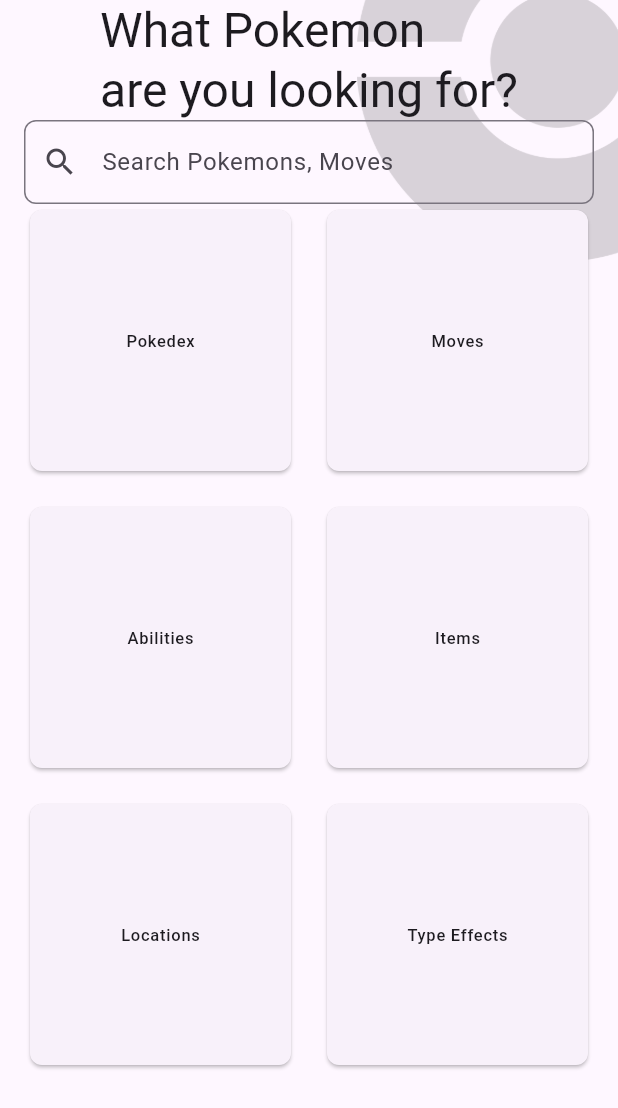
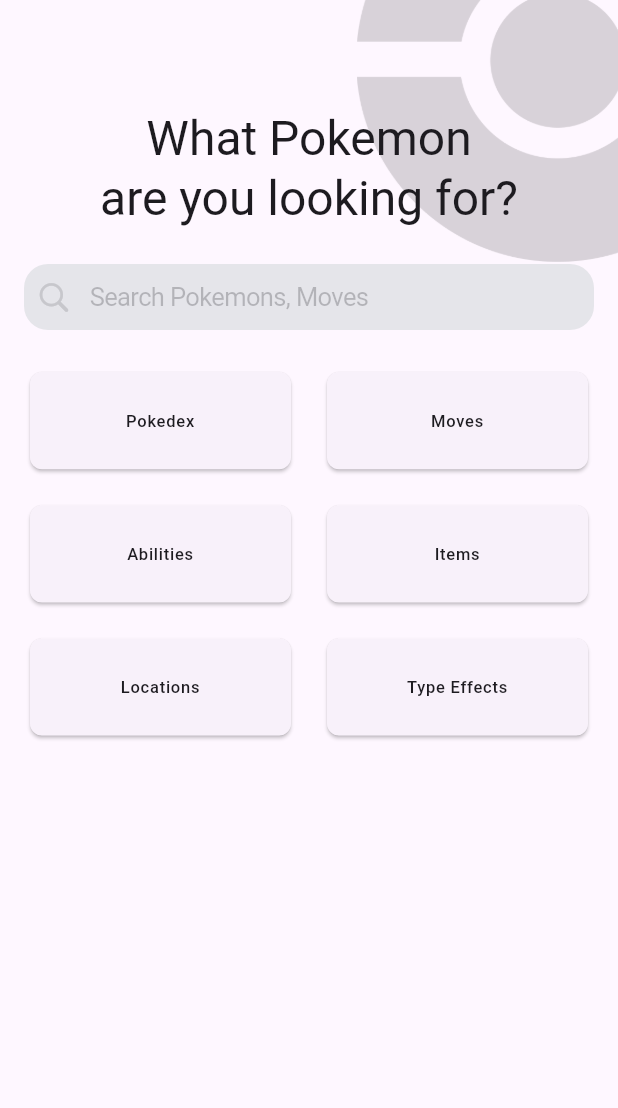
Before and after one commit to MarinJuricev/poke_facts, a Flutter app: the screen it shows after launch, on a phone screen of 412 x 824 dp. Shown: the top 1108 px of the screen. Run offline on Flutter 3.47's test engine with Material 3 defaults, Android fonts, the phone set to English and light mode, and no system bars; our stand-ins replace go_router.

Commit message:
feat: Use the supertino text field

```diff
--- a/lib/home/home_page.dart
+++ b/lib/home/home_page.dart
@@ -1,3 +1,4 @@
+import 'package:flutter/cupertino.dart';
 import 'package:flutter/material.dart';
 import 'package:poke_facts/presentation/images.dart';
 
@@ -12,18 +13,27 @@ class HomePage extends StatelessWidget {
           _pokemonLogo(context),
           Padding(
             padding: const EdgeInsets.symmetric(horizontal: 16.0),
-            child: Column(children: [
+            child: Column(spacing: 24.0, children: [
+              SizedBox(height: 48),
               Text(
                 'What Pokemon\nare you looking for?',
                 style: Theme.of(context).textTheme.headlineLarge,
+                textAlign: TextAlign.center,
               ),
-              TextField(
-                decoration: InputDecoration(
-                  prefixIcon: const Icon(Icons.search),
-                  hintText: 'Search Pokemons, Moves',
-                  border: OutlineInputBorder(
-                    borderRadius: BorderRadius.circular(8),
+              CupertinoTextField(
+                prefix: Padding(
+                  padding: const EdgeInsets.only(left: 8, right: 4),
+                  child: Icon(
+                    CupertinoIcons.search,
+                    color: CupertinoColors.systemGrey3,
                   ),
+                ),
+                placeholder: 'Search Pokemons, Moves',
+                padding:
+                    const EdgeInsets.symmetric(vertical: 12, horizontal: 8),
+                decoration: BoxDecoration(
+                  color: CupertinoColors.systemGrey5,
+                  borderRadius: BorderRadius.circular(16),
                 ),
               ),
               Expanded(
@@ -31,6 +41,7 @@ class HomePage extends StatelessWidget {
                   crossAxisCount: 2,
                   crossAxisSpacing: 16,
                   mainAxisSpacing: 16,
+                  childAspectRatio: 2.5,
                   children: [
                     _buildGridItem(context, 'Pokedex'),
                     _buildGridItem(context, 'Moves'),
@@ -74,10 +85,14 @@ class HomePage extends StatelessWidget {
       shape: RoundedRectangleBorder(
         borderRadius: BorderRadius.circular(8),
       ),
-      child: Center(
-        child: Text(
-          title,
-          style: Theme.of(context).textTheme.labelSmall,
+      child: Padding(
+        padding: const EdgeInsets.all(8.0),
+        child: Center(
+          child: Text(
+            title,
+            textAlign: TextAlign.center,
+            style: Theme.of(context).textTheme.labelSmall,
+          ),
         ),
       ),
     );
```
